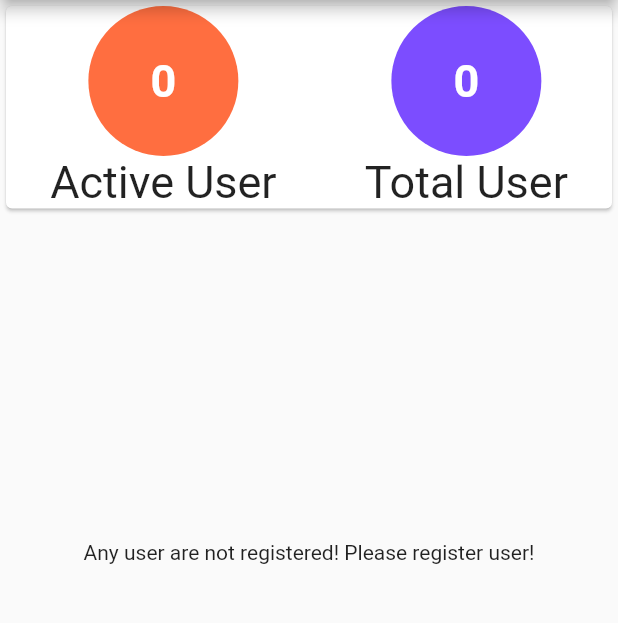
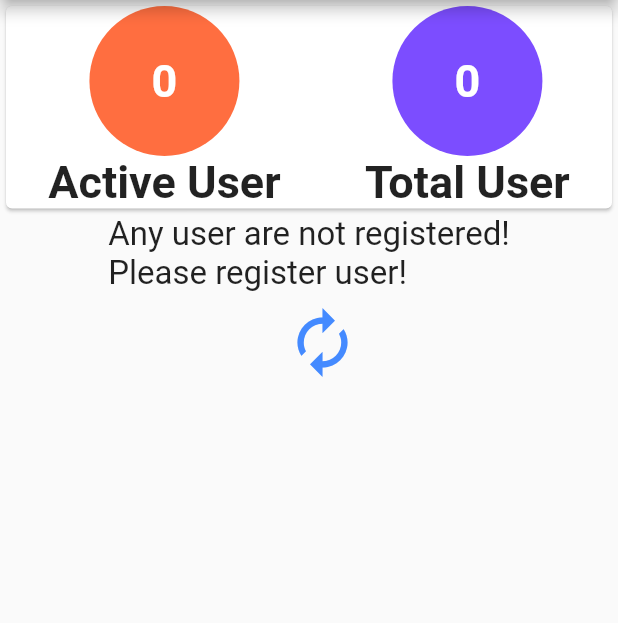
Before and after one commit to bigface0202/smart_entrance, a Flutter app: the screen it shows after launch, on a phone screen of 412 x 824 dp, the part 84-707 px from its top. Run offline on Flutter 3.47's test engine with Material 2 defaults, Android fonts, the phone set to English and light mode, and no system bars; network calls fail.

Commit message:
Make refrech button when Listbuilder has no item

```diff
--- a/lib/widgets/user_overview.dart
+++ b/lib/widgets/user_overview.dart
@@ -34,20 +34,26 @@ class _UserOverviewState extends State<UserOverview> {
   Widget build(BuildContext context) {
     final userData = Provider.of<Users>(context);
     return _isLoading && userData.users == null
-        ? Center(child: CircularProgressIndicator())
+        ? Center(
+            child: CircularProgressIndicator(),
+          )
         : userData.users.length < 1
-            ? RefreshIndicator(
-                onRefresh: () => _refreshUsers(context),
-                child: SingleChildScrollView(
-                  child: SizedBox(
-                    height: 450,
-                    width: 400,
-                    child: Center(
-                      child: Text(
-                          'Any user are not registered! Please register user!'),
+            ? Column(
+                mainAxisAlignment: MainAxisAlignment.spaceAround,
+                children: <Widget>[
+                  Text(
+                    'Any user are not registered!\nPlease register user!',
+                    style: TextStyle(fontSize: 22),
+                  ),
+                  IconButton(
+                    icon: Icon(
+                      Icons.autorenew,
+                      size: 50,
                     ),
-                  ),
-                ),
+                    color: Colors.blueAccent,
+                    onPressed: () => _refreshUsers(context),
+                  )
+                ],
               )
             : Expanded(
                 child: RefreshIndicator(
--- a/lib/widgets/user_statistics.dart
+++ b/lib/widgets/user_statistics.dart
@@ -28,6 +28,7 @@ class UserStatistics extends StatelessWidget {
         statisticsName,
         style: TextStyle(
           fontSize: 30,
+          fontWeight: FontWeight.bold,
         ),
       )
     ]);
```
